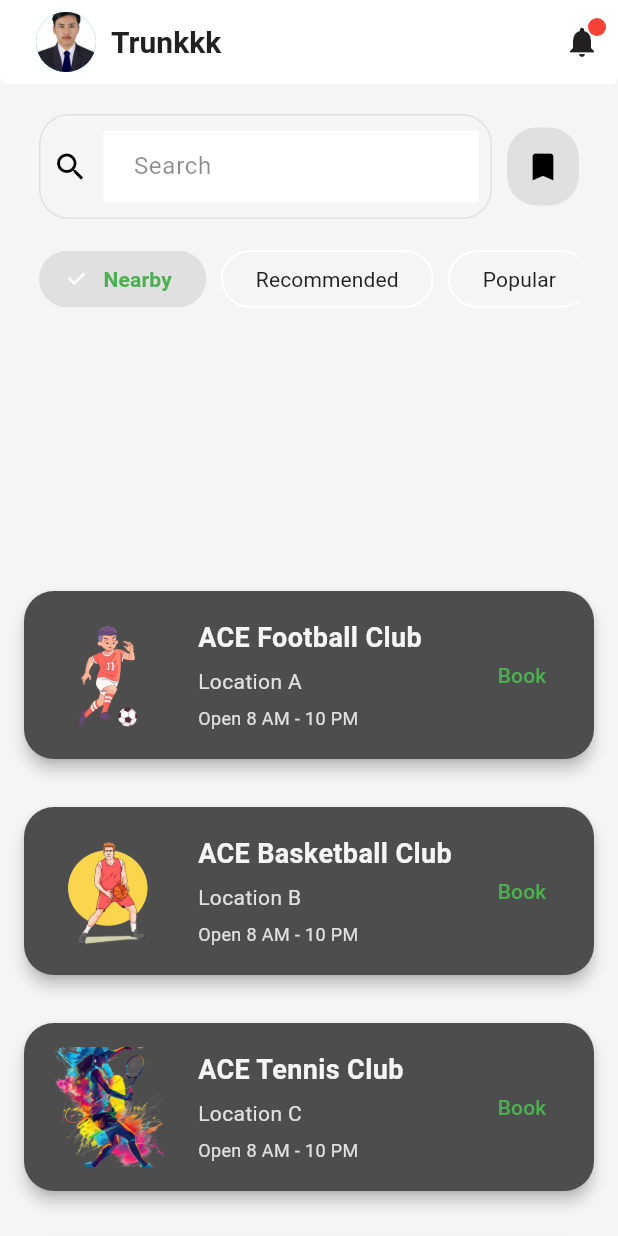
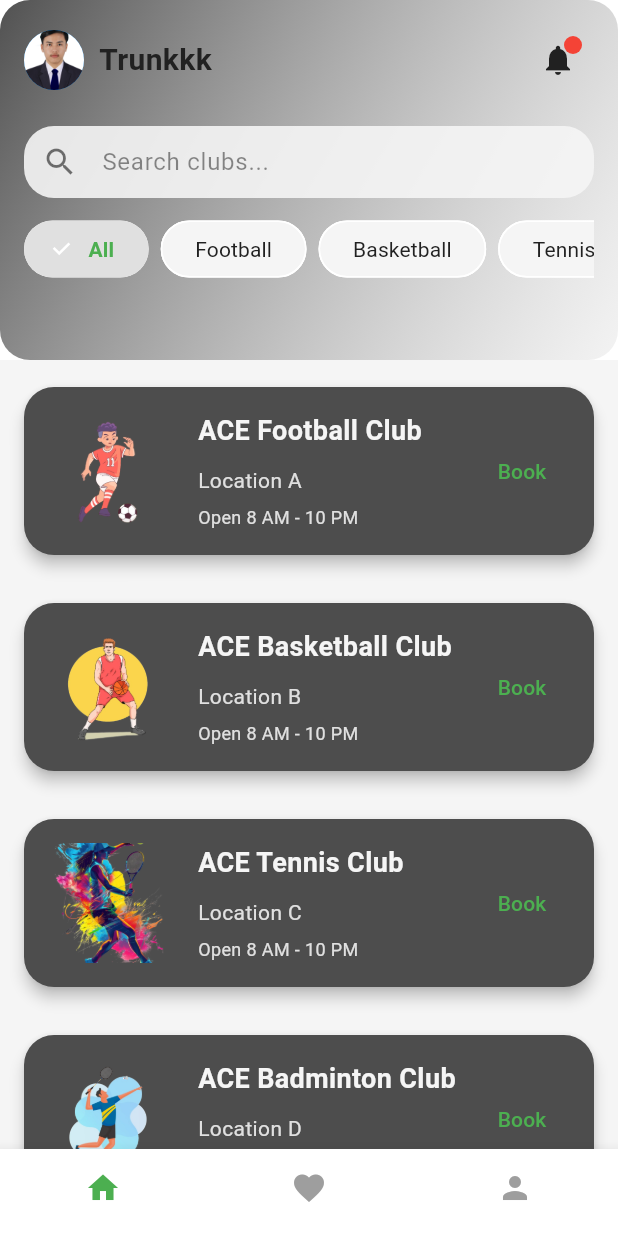
Before and after one commit to GitheTrunk/courtBook, a Flutter app: the screen it shows after launch, on a phone screen of 412 x 824 dp. Run offline on Flutter 3.47's test engine with Material 3 defaults, Android fonts, the light colour scheme and no system bars.

Commit message:
rebuild with sliver

```diff
--- a/lib/screens/home/home_screen.dart
+++ b/lib/screens/home/home_screen.dart
@@ -1,8 +1,9 @@
 import 'package:courtbook/core/theme.dart';
 import 'package:courtbook/models/club_model.dart';
 import 'package:courtbook/widgets/court_card.dart';
+import 'package:courtbook/widgets/filter_chip_widget.dart';
 import 'package:flutter/material.dart';
-import 'package:courtbook/widgets/search_section.dart';
+import 'package:flutter/rendering.dart';
 
 class CourtBook extends StatelessWidget {
   const CourtBook({super.key});
@@ -11,7 +12,6 @@ class CourtBook extends StatelessWidget {
   Widget build(BuildContext context) {
     return MaterialApp(
       debugShowCheckedModeBanner: false,
-      title: 'CourtBookApp',
       theme: appTheme,
       home: const HomeScreen(),
     );
@@ -59,17 +59,217 @@ class _HomeScreenState extends State<HomeScreen> {
     ),
   ];
 
+  final List<String> _filters = [
+    'All',
+    'Football',
+    'Basketball',
+    'Tennis',
+    'Badminton',
+    'Volleyball',
+    'Swimming',
+  ];
+
+  String _searchQuery = '';
+  Set<String> _selectedFilters = {'All'};
+
+  late ScrollController _scrollController;
+  bool _showCards = true;
+  double _lastOffset = 0.0;
+  int _selectedIndex = 0;
+
+  @override
+  void initState() {
+    super.initState();
+    _scrollController = ScrollController();
+    _scrollController.addListener(_handleScroll);
+
+    _showCards = true;
+    debugPrint('Initial _showCards: $_showCards');
+    debugPrint('Initial filtered clubs: ${clubs.length}');
+  }
+
+  @override
+  void dispose() {
+    _scrollController.dispose();
+    super.dispose();
+  }
+
+  void _handleScroll() {
+    try {
+      final direction = _scrollController.position.userScrollDirection;
+      debugPrint(
+        'Scroll Direction: $direction, Offset: ${_scrollController.offset}',
+      );
+      if (direction == ScrollDirection.reverse) {
+        if (!_showCards) {
+          setState(() {
+            _showCards = true;
+            debugPrint('Showing cards');
+          });
+        }
+      } else if (direction == ScrollDirection.forward) {
+        if (_showCards) {
+          setState(() {
+            _showCards = false;
+            debugPrint('Hiding cards');
+          });
+        }
+      }
+    } catch (e) {
+      double currentOffset = _scrollController.offset;
+      debugPrint('Fallback Offset: $currentOffset, Last Offset: $_lastOffset');
+      if (currentOffset > _lastOffset && !_showCards) {
+        setState(() {
+          _showCards = true;
+          debugPrint('Showing cards (offset)');
+        });
+      } else if (currentOffset < _lastOffset && _showCards) {
+        setState(() {
+          _showCards = false;
+          debugPrint('Hiding cards (offset)');
+        });
+      }
+      _lastOffset = currentOffset;
+    }
+  }
+
+  void _onItemTapped(int index) {
+    setState(() {
+      _selectedIndex = index;
+      debugPrint('Navigated to index: $index');
+    });
+  }
+
+  void _dismissKeyboard() {
+    FocusScope.of(context).unfocus();
+    debugPrint('Keyboard dismissed');
+  }
+
+  List<Club> _getFilteredClubs() {
+    debugPrint(
+      'Filtering clubs with query: $_searchQuery, filters: $_selectedFilters',
+    );
+    if (_selectedFilters.contains('All')) {
+      final filtered =
+          clubs.where((club) {
+            return club.name.toLowerCase().contains(_searchQuery.toLowerCase());
+          }).toList();
+      debugPrint('Filtered clubs (All): ${filtered.length}');
+      return filtered;
+    }
+    final filtered =
+        clubs.where((club) {
+          final sport = club.name.split(' ')[1].toLowerCase();
+          final matchesFilter = _selectedFilters.any(
+            (filter) => filter.toLowerCase() == sport,
+          );
+          final matchesQuery = club.name.toLowerCase().contains(
+            _searchQuery.toLowerCase(),
+          );
+          return matchesFilter && matchesQuery;
+        }).toList();
+    debugPrint('Filtered clubs (specific): ${filtered.length}');
+    return filtered;
+  }
+
   @override
   Widget build(BuildContext context) {
-    return Scaffold(
+    final filteredClubs = _getFilteredClubs();
+    debugPrint(
+      'Building with filteredClubs: ${filteredClubs.length}, _showCards: $_showCards',
+    );
+    return GestureDetector(
+      onTap: _dismissKeyboard,
+      child: Scaffold(
         body: CustomScrollView(
+          controller: _scrollController,
+          physics: const ClampingScrollPhysics(),
           slivers: [
-          SliverAppBar(
-            pinned: true,
-            backgroundColor: Theme.of(context).colorScheme.surfaceContainer,
-            title: Padding(
-              padding: const EdgeInsets.all(8.0),
-              child: Row(
+            buildAppBar(context),
+
+            SliverPadding(
+              padding: const EdgeInsets.only(top: 10.0),
+              sliver:
+                  filteredClubs.isNotEmpty
+                      ? SliverList(
+                        delegate: SliverChildBuilderDelegate((context, index) {
+                          debugPrint('Rendering ClubCard at index $index');
+                          return ClubCard(club: filteredClubs[index]);
+                        }, childCount: filteredClubs.length),
+                      )
+                      : SliverToBoxAdapter(
+                        child: Center(
+                          child: Padding(
+                            padding: const EdgeInsets.all(16.0),
+                            child: Text(
+                              'No clubs found.',
+                              style: TextStyle(
+                                color:
+                                    Theme.of(
+                                      context,
+                                    ).textTheme.bodyLarge?.color,
+                                fontSize: 16,
+                              ),
+                            ),
+                          ),
+                        ),
+                      ),
+            ),
+          ],
+        ),
+        bottomNavigationBar: BottomNavigationBar(
+          currentIndex: _selectedIndex,
+          onTap: _onItemTapped,
+          items: const [
+            BottomNavigationBarItem(icon: Icon(Icons.home), label: 'Home'),
+            BottomNavigationBarItem(
+              icon: Icon(Icons.favorite),
+              label: 'Favorites',
+            ),
+            BottomNavigationBarItem(icon: Icon(Icons.person), label: 'Profile'),
+          ],
+          selectedItemColor: Theme.of(context).colorScheme.primary,
+          unselectedItemColor: Colors.grey,
+        ),
+      ),
+    );
+  }
+
+  Widget buildAppBar(BuildContext context) => SliverAppBar(
+    floating: true,
+    snap: true,
+    expandedHeight: 240.0,
+    flexibleSpace: FlexibleSpaceBar(
+      background: Container(
+        decoration: BoxDecoration(
+          gradient: LinearGradient(
+            colors: [
+              Theme.of(context).colorScheme.secondary.withAlpha(200),
+              Theme.of(context).secondaryHeaderColor.withAlpha(100),
+            ],
+            begin: Alignment.topLeft,
+            end: Alignment.bottomRight,
+          ),
+          borderRadius: BorderRadius.circular(20),
+        ),
+        child: SafeArea(
+          child: Padding(
+            padding: const EdgeInsets.all(16.0),
+            child: Column(
+              crossAxisAlignment: CrossAxisAlignment.start,
+              children: [
+                userProfile(context),
+                const SizedBox(height: 20),
+                buildSearchSection,
+              ],
+            ),
+          ),
+        ),
+      ),
+    ),
+  );
+
+  Widget userProfile(BuildContext context) => Row(
     children: [
       const CircleAvatar(
         radius: 20,
@@ -84,16 +284,7 @@ class _HomeScreenState extends State<HomeScreen> {
           fontSize: 20,
         ),
       ),
-                ],
-              ),
-            ),
-            shape: const RoundedRectangleBorder(
-              borderRadius: BorderRadius.only(
-                bottomLeft: Radius.circular(5),
-                bottomRight: Radius.circular(5),
-              ),
-            ),
-            actions: [
+      const Spacer(),
       Stack(
         children: [
           IconButton(
@@ -120,67 +311,70 @@ class _HomeScreenState extends State<HomeScreen> {
         ],
       ),
     ],
-            centerTitle: true,
+  );
+
+  Widget get buildSearchSection => Column(
+    crossAxisAlignment: CrossAxisAlignment.start,
+    children: [
+      TextField(
+        decoration: InputDecoration(
+          hintText: 'Search clubs...',
+          prefixIcon: const Icon(Icons.search),
+          filled: true,
+          fillColor: Theme.of(
+            context,
+          ).scaffoldBackgroundColor.withAlpha((0.9 * 255).toInt()),
+          border: OutlineInputBorder(
+            borderRadius: BorderRadius.circular(20.0),
+            borderSide: BorderSide.none,
           ),
-          // SliverToBoxAdapter for SearchSection (pinned)
-          SliverPersistentHeader(
-            pinned: true, // Pins the SearchSection below the AppBar
-            delegate: _SearchSectionDelegate(),
         ),
-          // SliverList for ClubCard
-          SliverPadding(
-            padding: const EdgeInsets.only(top: 150.0),
-            sliver: SliverList(
-              delegate: SliverChildBuilderDelegate((context, index) {
-                return ClubCard(club: clubs[index]);
-              }, childCount: clubs.length),
+        onChanged: (value) {
+          setState(() {
+            _searchQuery = value.toLowerCase();
+            debugPrint('Search query: $_searchQuery');
+          });
+        },
+      ),
+      const SizedBox(height: 10),
+      SingleChildScrollView(
+        scrollDirection: Axis.horizontal,
+        child: Row(
+          children: [
+            ..._filters.map(
+              (text) => Padding(
+                padding: const EdgeInsets.only(right: 8.0),
+                child: FilterChipWidget(
+                  text: text,
+                  selected: _selectedFilters.contains(text),
+                  onSelected: (selected) {
+                    setState(() {
+                      if (text == 'All' && selected) {
+                        _selectedFilters = {'All'};
+                      } else if (text != 'All') {
+                        if (selected) {
+                          _selectedFilters.add(text);
+                          if (_selectedFilters.contains('All')) {
+                            _selectedFilters.remove('All');
+                          }
+                        } else {
+                          _selectedFilters.remove(text);
+                          if (_selectedFilters.isEmpty) {
+                            _selectedFilters.add('All');
+                          }
+                        }
+                      }
+                      debugPrint(
+                        'Filter selected: $text, $selected, Filters: $_selectedFilters',
+                      );
+                    });
+                  },
+                ),
               ),
             ),
           ],
         ),
+      ),
+    ],
   );
 }
-}
-
-// Delegate for SearchSection in SliverPersistentHeader
-class _SearchSectionDelegate extends SliverPersistentHeaderDelegate {
-  @override
-  Widget build(
-    BuildContext context,
-    double shrinkOffset,
-    bool overlapsContent,
-  ) {
-    return ClipRRect(
-      child: Container(
-        padding: EdgeInsets.symmetric(horizontal: 16.0, vertical: 8.0),
-        decoration: BoxDecoration(
-          gradient: LinearGradient(
-            colors: [
-              Theme.of(
-                context,
-              ).scaffoldBackgroundColor.withAlpha((0.9 * 255).toInt()),
-              Theme.of(
-                context,
-              ).scaffoldBackgroundColor.withAlpha((0.5 * 255).toInt()),
-            ],
-            begin: Alignment.topCenter,
-            end: Alignment.bottomCenter,
-          ),
-        ),
-
-        child: const SearchSection(),
-      ),
-    );
-  }
-
-  @override
-  double get maxExtent => 180.0; // Adjust based on SearchSection height
-
-  @override
-  double get minExtent => 180.0; // Same as maxExtent to prevent shrinking
-
-  @override
-  bool shouldRebuild(covariant SliverPersistentHeaderDelegate oldDelegate) {
-    return false;
-  }
-}
--- a/lib/widgets/court_card.dart
+++ b/lib/widgets/court_card.dart
@@ -59,7 +59,7 @@ class ClubCard extends StatelessWidget {
                   ),
                 ),
                 const SizedBox(width: 20),
-
+                const SizedBox(height: 20),
                 Expanded(
                   child: Column(
                     crossAxisAlignment: CrossAxisAlignment.start,
@@ -75,7 +75,7 @@ class ClubCard extends StatelessWidget {
                         maxLines: 2,
                         overflow: TextOverflow.ellipsis,
                       ),
-                      const SizedBox(height: 6),
+                      const SizedBox(height: 10),
                       Text(
                         club.location,
                         style: TextStyle(
```
Lines whose indentation alone changed are shown as unchanged.
